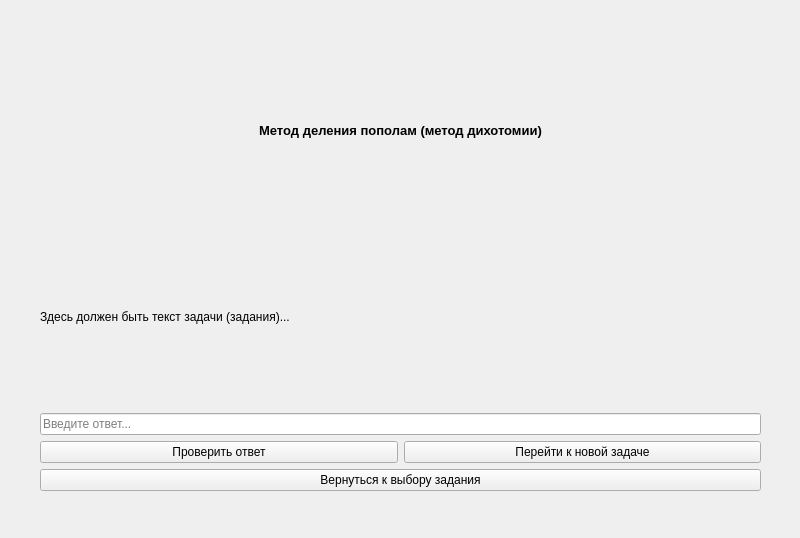
This is consoleclient/mainwindow.ui in qelio/TSBB_ProgTech as Qt 5 draws it before an edit. The edited form follows.
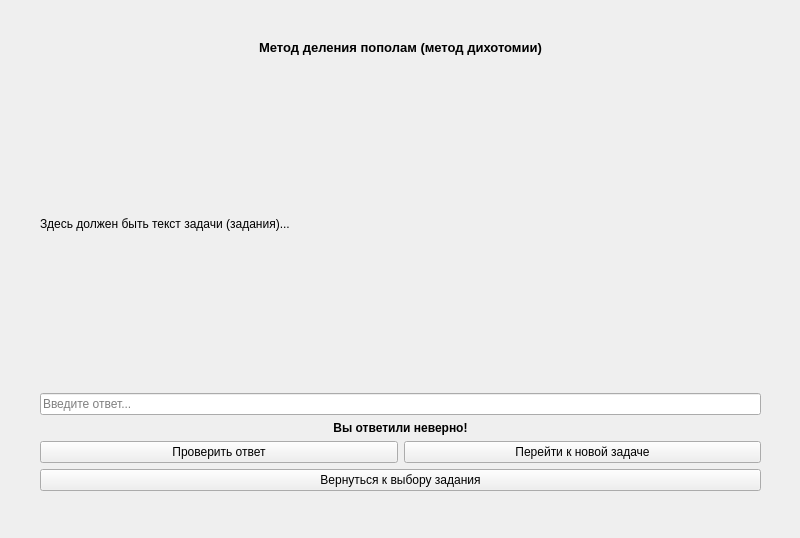
This is the edited form. The open tabs and pages were chosen to show the change.

Commit message: Design corrections, dichotomy method

```diff
--- a/consoleclient/mainwindow.ui
+++ b/consoleclient/mainwindow.ui
@@ -206,6 +206,12 @@
       <layout class="QVBoxLayout" name="verticalLayout_4">
        <item>
         <widget class="QLabel" name="dichotomy_text">
+         <property name="sizePolicy">
+          <sizepolicy hsizetype="Preferred" vsizetype="Fixed">
+           <horstretch>0</horstretch>
+           <verstretch>0</verstretch>
+          </sizepolicy>
+         </property>
          <property name="font">
           <font>
            <pointsize>10</pointsize>
@@ -237,6 +243,30 @@
          </property>
         </widget>
        </item>
+       <item>
+        <widget class="QLabel" name="dichotomy_answer">
+         <property name="sizePolicy">
+          <sizepolicy hsizetype="Preferred" vsizetype="Fixed">
+           <horstretch>0</horstretch>
+           <verstretch>0</verstretch>
+          </sizepolicy>
+         </property>
+         <property name="font">
+          <font>
+           <bold>true</bold>
+          </font>
+         </property>
+         <property name="layoutDirection">
+          <enum>Qt::LeftToRight</enum>
+         </property>
+         <property name="text">
+          <string>Вы ответили неверно!</string>
+         </property>
+         <property name="alignment">
+          <set>Qt::AlignCenter</set>
+         </property>
+        </widget>
+       </item>
        <item>
         <layout class="QHBoxLayout" name="horizontalLayout_3">
          <item>
```
Left out of the diff: 6 changed lines with no effect on the pictures. The commit also changes 792 other files.
